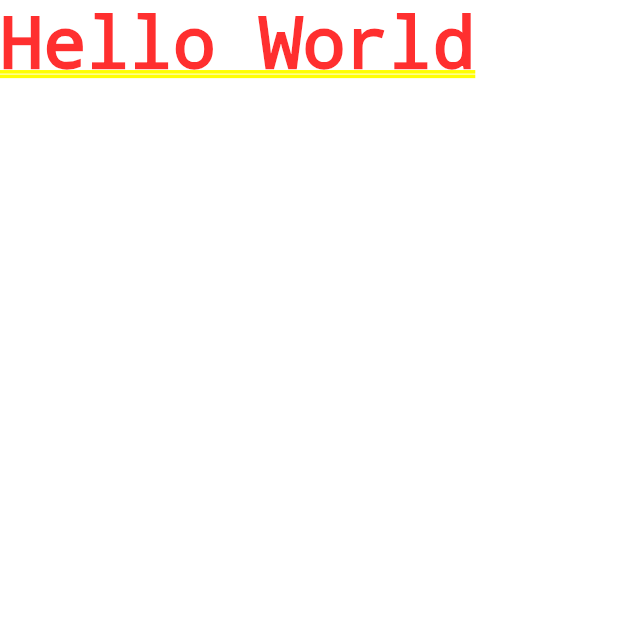
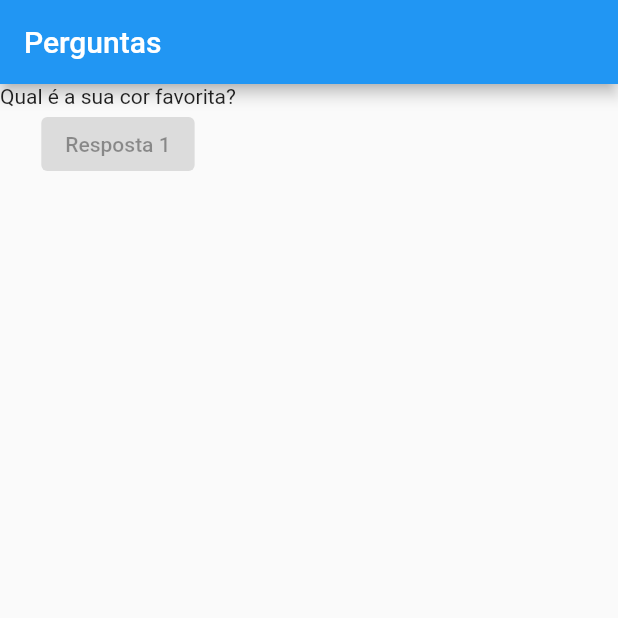
Before and after one commit to giuseppeusn/questions_game, a Flutter app: the screen it shows after launch, on a phone screen of 412 x 824 dp, the top half of it. Run offline on Flutter 3.47's test engine with Material 2 defaults, Android fonts, the phone set to English and light mode, and no system bars.

Commit message:
feat: add first question and button

```diff
--- a/lib/main.dart
+++ b/lib/main.dart
@@ -6,9 +6,29 @@ main () {
 
 class QuestionApp extends StatelessWidget {
 
+  @override
   Widget build(BuildContext context) {
+    final List<String> questions = [
+      'Qual é a sua cor favorita?',
+      'Qual é a seu animal favorito?',
+    ];
+
+
     return MaterialApp(
-      home: Text('Hello World'),
+      home: Scaffold(
+        appBar: AppBar(
+          title: const Text('Perguntas'),
+        ),
+        body: Column(
+          children: [
+            Text(questions[0]),
+            const ElevatedButton(
+              onPressed: null,
+              child: Text('Resposta 1'),
+            )
+          ],
+        ),
+      ),
     );
   }
 }
```
